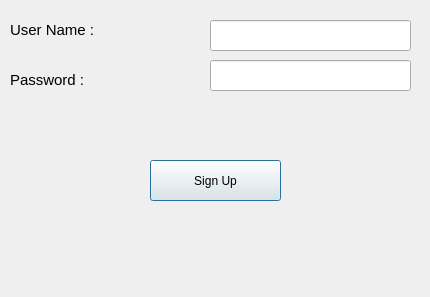
First picture: the form in log_in.ui, repository ahmed-alllam/GTA-VI, before the edit.
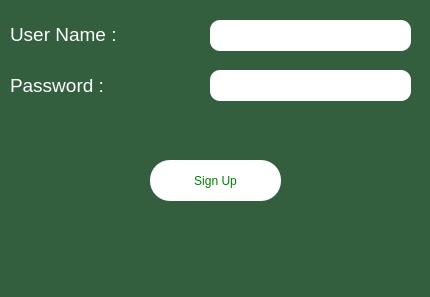
Second picture: the form after the edit.

Commit message: Enhanced the UI for the login screen

```diff
--- a/log_in.ui
+++ b/log_in.ui
@@ -13,6 +13,17 @@
   <property name="windowTitle">
    <string>Dialog</string>
   </property>
+  <property name="styleSheet">
+   <string notr="true">QDialog {
+    background-color: rgba(51, 95, 63, 255)
+
+}
+
+QLineEdit {
+ border-radius: 10px;
+}
+</string>
+  </property>
   <widget class="QPushButton" name="Log">
    <property name="geometry">
     <rect>
@@ -22,6 +33,12 @@
      <height>41</height>
     </rect>
    </property>
+   <property name="styleSheet">
+    <string notr="true">
+color:green;background-color:white;
+border-radius: 20px;
+</string>
+   </property>
    <property name="text">
     <string>Sign Up</string>
    </property>
@@ -31,15 +48,19 @@
     <rect>
      <x>10</x>
      <y>70</y>
-     <width>101</width>
-     <height>20</height>
+     <width>131</width>
+     <height>31</height>
     </rect>
    </property>
    <property name="font">
     <font>
-     <pointsize>11</pointsize>
+     <pointsize>14</pointsize>
     </font>
    </property>
+   <property name="styleSheet">
+    <string notr="true">color:white;background-color: transparent
+</string>
+   </property>
    <property name="text">
     <string>Password :</string>
    </property>
@@ -53,21 +74,30 @@
      <height>31</height>
     </rect>
    </property>
+   <property name="styleSheet">
+    <string notr="true">background-color:white;
+color:black;
+</string>
+   </property>
   </widget>
   <widget class="QLabel" name="label_3">
    <property name="geometry">
     <rect>
      <x>10</x>
-     <y>20</y>
-     <width>101</width>
-     <height>20</height>
+     <y>19</y>
+     <width>111</width>
+     <height>31</height>
     </rect>
    </property>
    <property name="font">
     <font>
-     <pointsize>11</pointsize>
+     <pointsize>14</pointsize>
     </font>
    </property>
+   <property name="styleSheet">
+    <string notr="true">color:white;background-color: transparent
+</string>
+   </property>
    <property name="text">
     <string>User Name :</string>
    </property>
@@ -76,11 +106,16 @@
    <property name="geometry">
     <rect>
      <x>210</x>
-     <y>60</y>
+     <y>70</y>
      <width>201</width>
      <height>31</height>
     </rect>
    </property>
+   <property name="styleSheet">
+    <string notr="true">background-color:white;
+color:black;
+</string>
+   </property>
   </widget>
   <widget class="QLabel" name="errorLabel">
    <property name="geometry">
```
